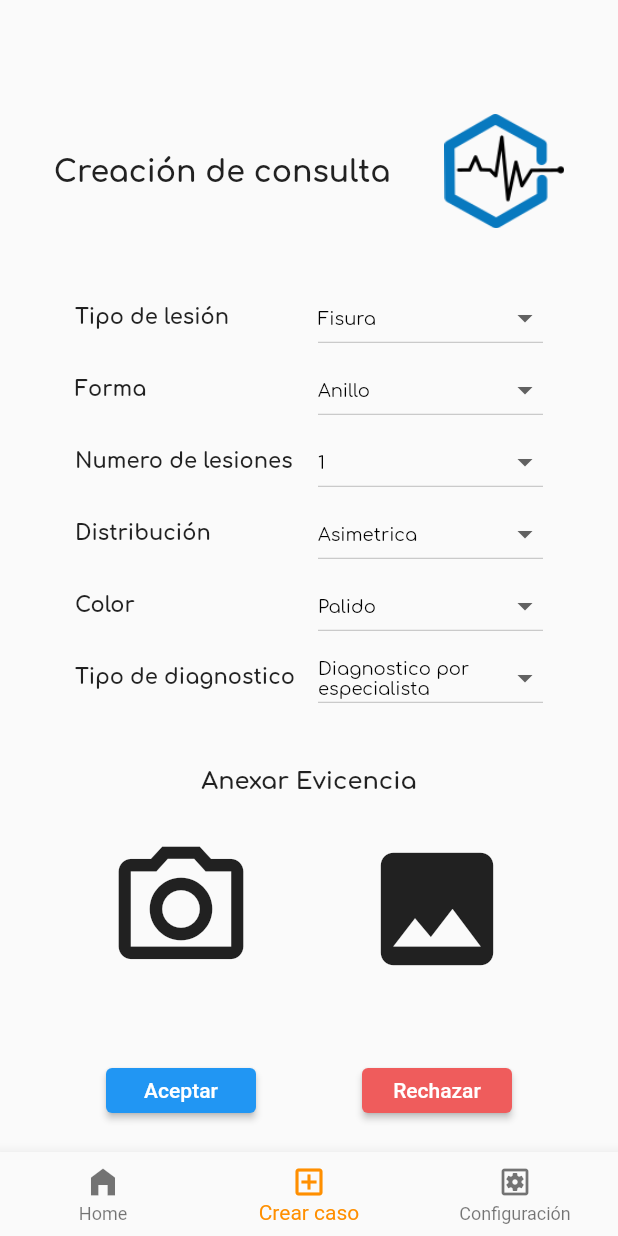
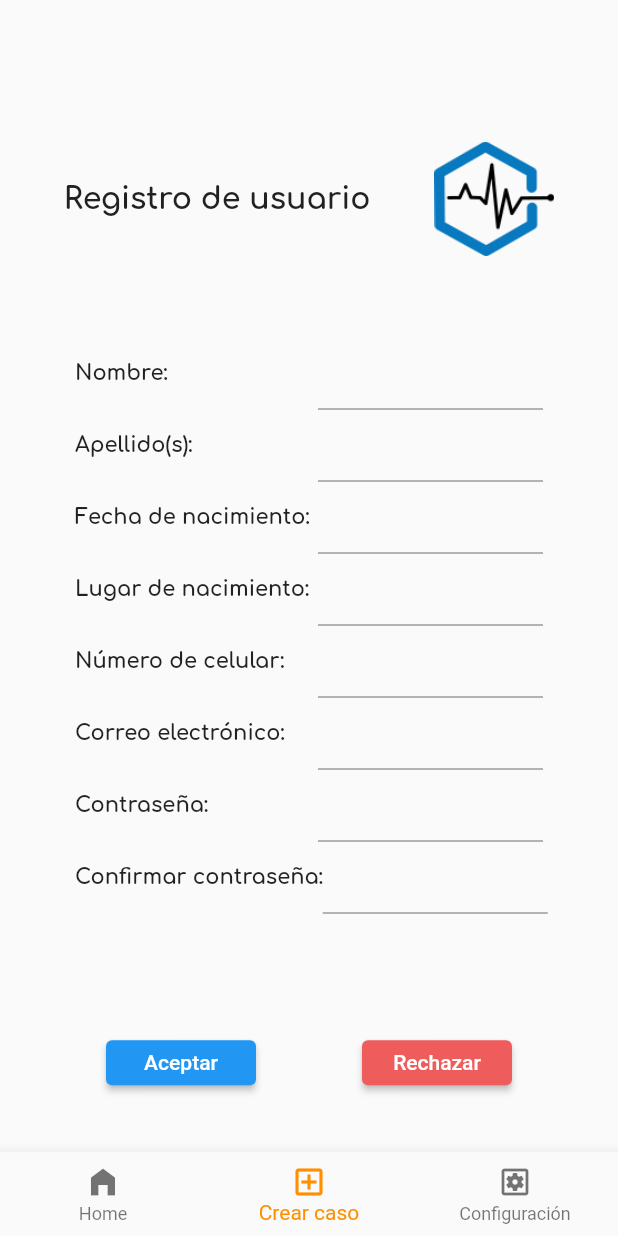
Before and after one commit to albcm-uniandes/dermosolution-app, a Flutter app: the screen it shows after launch, item 2 of the bottom bar chosen, on a phone screen of 412 x 824 dp. Run offline on Flutter 3.47's test engine with Material 2 defaults, Android fonts, the light colour scheme and no system bars; our stand-ins replace camera; missing offline and left inert: body_part_selector; generated files the repository leaves out were written again.

Commit message:
Plantilla inicial HU11

```diff
--- a/lib/main.dart
+++ b/lib/main.dart
@@ -4,6 +4,7 @@ import 'package:dermosolution_app/src/features/home/ui/screens/home.dart';
 import 'package:dermosolution_app/src/features/login/presentation/screens/login_screen.dart';
 import 'package:dermosolution_app/src/features/medical_case/presentation/screens/case_creation_screen.dart';
 import 'package:dermosolution_app/src/features/take_photos/presentation/screens/take_photo_screen.dart';
+import 'package:dermosolution_app/src/features/user_profile/presentation/screens/user_screen.dart';
 import 'package:flutter/material.dart';
 import 'package:flutter_localizations/flutter_localizations.dart';
 import 'package:flutter_gen/gen_l10n/app_localizations.dart';
@@ -49,7 +50,8 @@ class _MyHomePageState extends State<MyHomePage> {
       TextStyle(fontSize: 30, fontWeight: FontWeight.bold);
   static const List<Widget> _widgetOptions = <Widget>[
     HomeScreen(),
-    CaseCreationScreen(),
+    //CaseCreationScreen(),
+    UserScreen(),
     Text(
       'Index 2: Configuración',
       style: optionStyle,
--- /dev/null
+++ b/lib/src/features/user_profile/presentation/screens/user_screen.dart
@@ -0,0 +1,26 @@
+import 'package:dermosolution_app/src/features/login/data/constants/conditions_constants.dart';
+import 'package:flutter/material.dart';
+
+import '../widgets/conditions_buttons.dart';
+import '../widgets/header.dart';
+import '../widgets/user_info_form.dart';
+
+class UserScreen extends StatelessWidget {
+  const UserScreen({super.key});
+
+  @override
+  Widget build(BuildContext context) {
+    return Scaffold(
+      body: Column(
+        mainAxisAlignment: MainAxisAlignment.spaceEvenly,
+        children: [
+          const ScreenHeader(
+            title: 'Registro de usuario',
+          ),
+          const UserInfoForm(),
+          const ConditionsButtons()
+        ],
+      ),
+    );
+  }
+}
--- /dev/null
+++ b/lib/src/features/user_profile/presentation/widgets/conditions_buttons.dart
@@ -0,0 +1,37 @@
+import 'package:flutter/material.dart';
+
+class ConditionsButtons extends StatelessWidget {
+  const ConditionsButtons({super.key});
+
+  @override
+  Widget build(BuildContext context) {
+    return Padding(
+      padding: const EdgeInsets.only(top: 30),
+      child: Row(
+        mainAxisAlignment: MainAxisAlignment.spaceEvenly,
+        children: [
+          SizedBox(
+            width: 100,
+            height: 30,
+            child: ElevatedButton(
+              onPressed: () {},
+              child: const Text("Aceptar"),
+            ),
+          ),
+          SizedBox(
+            width: 100,
+            height: 30,
+            child: ElevatedButton(
+              style: ElevatedButton.styleFrom(
+                  backgroundColor: const Color.fromRGBO(239, 92, 92, 1)),
+              onPressed: () {
+                Navigator.pop(context);
+              },
+              child: const Text("Rechazar"),
+            ),
+          ),
+        ],
+      ),
+    );
+  }
+}
--- /dev/null
+++ b/lib/src/features/user_profile/presentation/widgets/field_textform.dart
@@ -0,0 +1,37 @@
+import 'package:flutter/material.dart';
+
+class FieldUserFormWidget extends StatelessWidget {
+  const FieldUserFormWidget(
+  {super.key, required this.fieldName});
+
+  final String fieldName;
+
+  @override
+  Widget build(BuildContext context) {
+    return Row(
+      mainAxisAlignment: MainAxisAlignment.spaceBetween,
+      children: [
+        Text(
+          fieldName,
+          style: const TextStyle(
+            fontSize: 14,
+            fontFamily: 'Comfortaa',
+            fontWeight: FontWeight.bold,
+          ),
+        ),
+        SizedBox(
+          width: 150,
+          child: TextFormField(
+              onSaved: (String? value) {
+              // This optional block of code can be used to run
+              // code when the user saves the form.
+            },
+            validator: (String? value) {
+              return (value != null && value.contains('@')) ? 'Do not use the @ char.' : null;
+            },
+          ),
+        )
+      ],
+    );
+  }
+}
--- /dev/null
+++ b/lib/src/features/user_profile/presentation/widgets/header.dart
@@ -0,0 +1,27 @@
+import 'package:flutter/material.dart';
+
+
+class ScreenHeader extends StatelessWidget {
+  const ScreenHeader({super.key, required this.title});
+
+  final String title;
+
+  @override
+  Widget build(BuildContext context) {
+    return Padding(
+      padding: const EdgeInsets.only(top: 50),
+      child: Row(
+        mainAxisAlignment: MainAxisAlignment.spaceEvenly,
+        children: [
+          Text(title,
+              style: const TextStyle(
+                fontSize: 20,
+                fontFamily: 'Comfortaa',
+                fontWeight: FontWeight.bold,
+              )),
+          Image.asset('lib/assets/images/logo.png', width: 80),
+        ],
+      ),
+    );
+  }
+}
--- /dev/null
+++ b/lib/src/features/user_profile/presentation/widgets/user_info_form.dart
@@ -0,0 +1,26 @@
+import 'package:flutter/material.dart';
+
+import 'field_textform.dart';
+
+class UserInfoForm extends StatelessWidget {
+  const UserInfoForm({super.key});
+
+  @override
+  Widget build(BuildContext context) {
+    return Padding(
+      padding: const EdgeInsets.fromLTRB(50, 10, 50, 10),
+      child: Column(
+        children: const [
+          FieldUserFormWidget(fieldName: 'Nombre:'),
+          FieldUserFormWidget(fieldName: 'Apellido(s):'),
+          FieldUserFormWidget(fieldName: 'Fecha de nacimiento:'),
+          FieldUserFormWidget(fieldName: 'Lugar de nacimiento:'),
+          FieldUserFormWidget(fieldName: 'Número de celular:'),
+          FieldUserFormWidget(fieldName: 'Correo electrónico:'),
+          FieldUserFormWidget(fieldName: 'Contraseña:'),
+          FieldUserFormWidget(fieldName: 'Confirmar contraseña:')
+        ],
+      ),
+    );
+  }
+}
```
